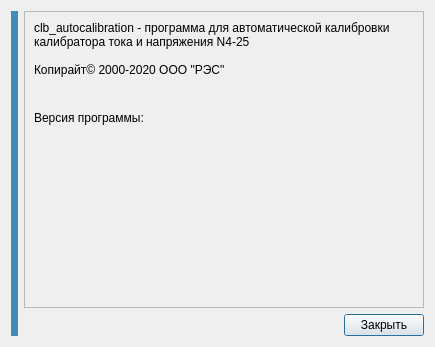
The window that ui/about_dialog.ui (irsural/clb_autocalibration) describes before a commit, drawn with Qt 5.
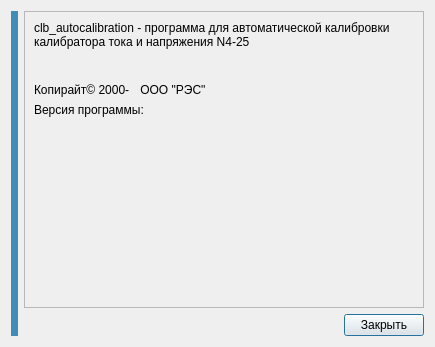
The same window after the commit. Icons and pictures are not drawn.

Commit message: Теперь год копирайта в диалоговом окне о программе обновляется автоматически

The edit to the form file:
```diff
--- a/ui/about_dialog.ui
+++ b/ui/about_dialog.ui
@@ -75,6 +75,46 @@
         <enum>QFrame::Plain</enum>
        </property>
        <layout class="QGridLayout" name="gridLayout">
+        <item row="1" column="0">
+         <layout class="QHBoxLayout" name="horizontalLayout_3">
+          <property name="spacing">
+           <number>0</number>
+          </property>
+          <item>
+           <widget class="QLabel" name="label_5">
+            <property name="text">
+             <string>Копирайт© 2000-</string>
+            </property>
+           </widget>
+          </item>
+          <item>
+           <widget class="QLabel" name="copyright_year_label">
+            <property name="sizePolicy">
+             <sizepolicy hsizetype="Minimum" vsizetype="Preferred">
+              <horstretch>0</horstretch>
+              <verstretch>0</verstretch>
+             </sizepolicy>
+            </property>
+            <property name="text">
+             <string/>
+            </property>
+           </widget>
+          </item>
+          <item>
+           <widget class="QLabel" name="label_4">
+            <property name="sizePolicy">
+             <sizepolicy hsizetype="Expanding" vsizetype="Preferred">
+              <horstretch>0</horstretch>
+              <verstretch>0</verstretch>
+             </sizepolicy>
+            </property>
+            <property name="text">
+             <string> ООО &quot;РЭС&quot;</string>
+            </property>
+           </widget>
+          </item>
+         </layout>
+        </item>
         <item row="0" column="0">
          <widget class="QLabel" name="label_2">
           <property name="sizePolicy">
@@ -86,8 +126,6 @@
           <property name="text">
            <string>clb_autocalibration - программа для автоматической калибровки калибратора тока и напряжения N4-25
 
-Копирайт© 2000-2020 ООО &quot;РЭС&quot;
-
 </string>
           </property>
           <property name="alignment">
@@ -98,7 +136,7 @@
           </property>
          </widget>
         </item>
-        <item row="1" column="0">
+        <item row="3" column="0">
          <widget class="QLabel" name="version_label">
           <property name="sizePolicy">
            <sizepolicy hsizetype="Preferred" vsizetype="Expanding">
```
Left out of the diff: 7 changed lines with no effect on the pictures. The commit also changes 2 other files.
